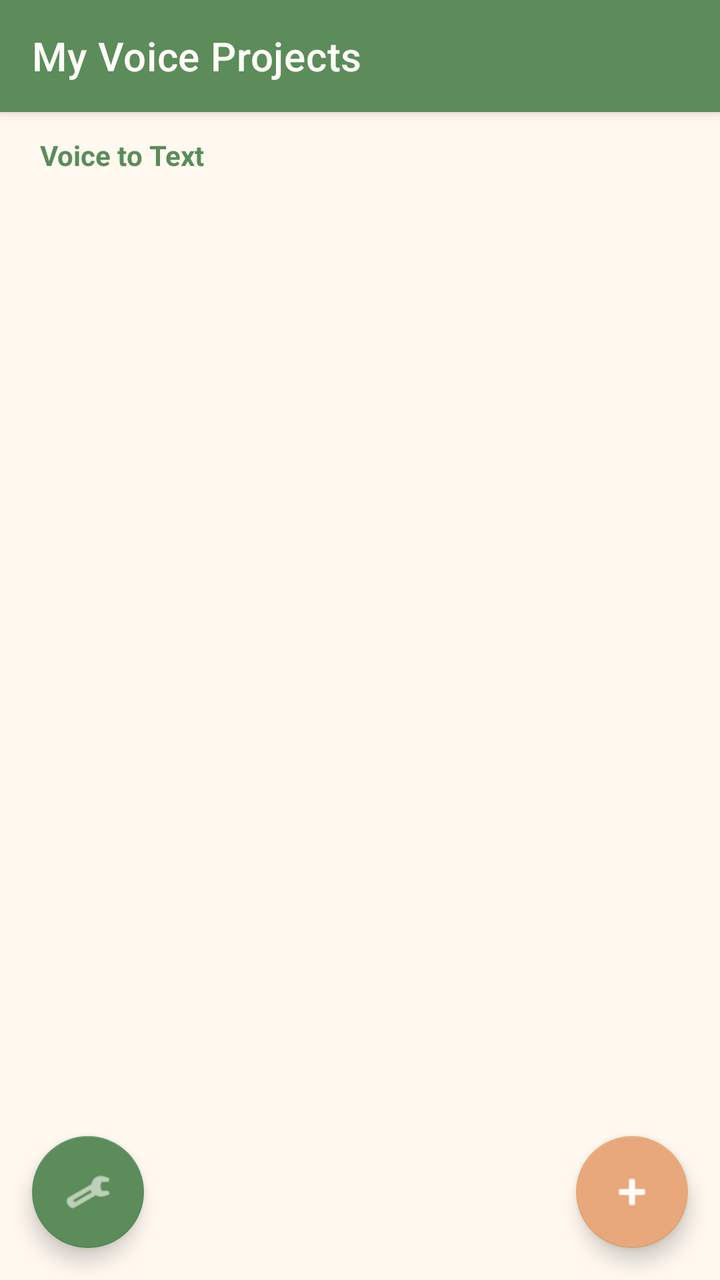
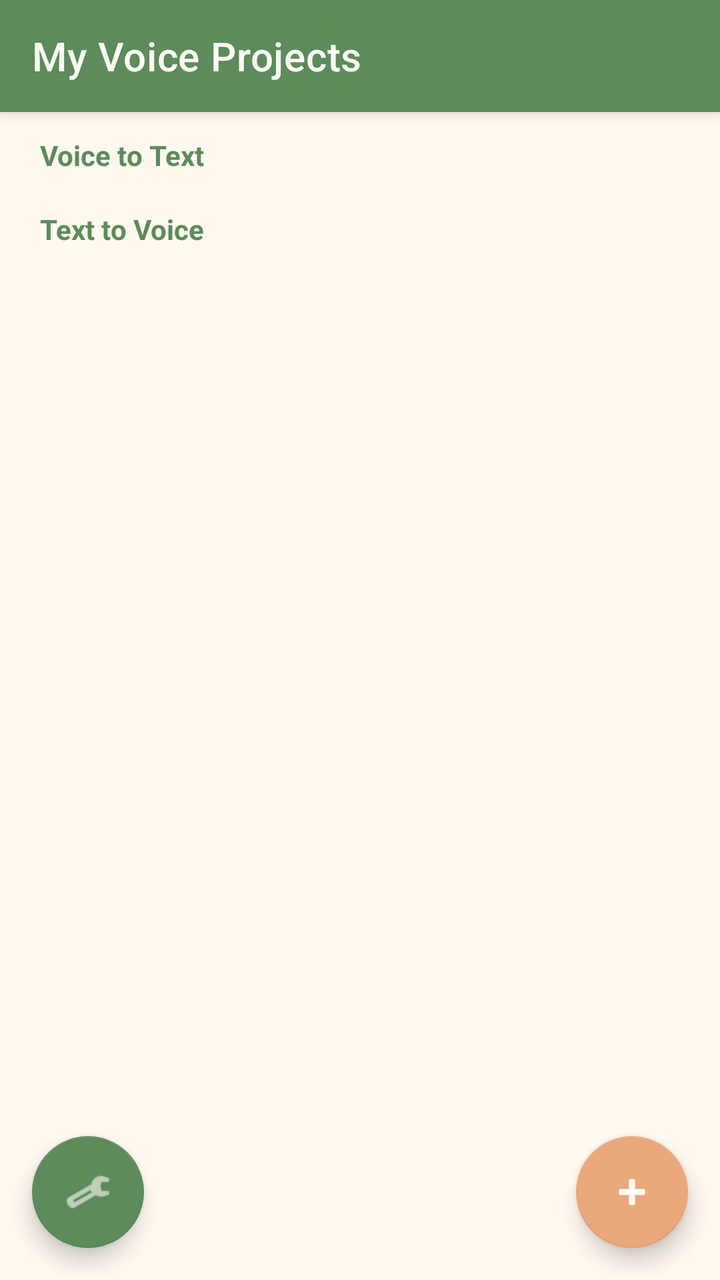

Screens rendered from an Android XML layout before and after an edit, with the pre-edit source and the edit as a unified diff.
<!-- AndroidManifest.xml: application theme Theme.VoiceText -->
<!-- res/layout/activity_main.xml -->
<?xml version="1.0" encoding="utf-8"?>
<androidx.coordinatorlayout.widget.CoordinatorLayout
    xmlns:android="http://schemas.android.com/apk/res/android"
    xmlns:app="http://schemas.android.com/apk/res-auto"
    android:layout_width="match_parent"
    android:layout_height="match_parent"
    android:background="@color/background">

    <LinearLayout
        android:layout_width="match_parent"
        android:layout_height="match_parent"
        android:orientation="vertical">

        <com.google.android.material.appbar.MaterialToolbar
            android:id="@+id/toolbar"
            style="@style/VoiceText.Toolbar"
            android:layout_width="match_parent"
            android:layout_height="?attr/actionBarSize"
            app:title="@string/projects_title"
            app:titleTextColor="@color/white" />

        
        <TextView
            android:id="@+id/btn_transcriptions"
            android:layout_width="match_parent"
            android:layout_height="wrap_content"
            android:layout_marginHorizontal="12dp"
            android:layout_marginTop="4dp"
            android:background="?attr/selectableItemBackground"
            android:clickable="true"
            android:focusable="true"
            android:gravity="center_vertical"
            android:padding="8dp"
            android:text="@string/transcriptions_title"
            android:textColor="@color/primary"
            android:textSize="14sp"
            android:textStyle="bold" />

        <FrameLayout
            android:layout_width="match_parent"
            android:layout_height="match_parent">

            <androidx.recyclerview.widget.RecyclerView
                android:id="@+id/recycler_projects"
                android:layout_width="match_parent"
                android:layout_height="match_parent"
                android:clipToPadding="false"
                android:padding="12dp"
                android:paddingBottom="80dp" />

            <LinearLayout
                android:id="@+id/empty_view"
                android:layout_width="wrap_content"
                android:layout_height="wrap_content"
                android:layout_gravity="center"
                android:gravity="center"
                android:orientation="vertical"
                android:visibility="gone">

                <ImageView
                    android:layout_width="80dp"
                    android:layout_height="80dp"
                    android:alpha="0.4"
                    android:src="@android:drawable/ic_btn_speak_now"
                    app:tint="@color/gray" />

                <TextView
                    android:layout_width="wrap_content"
                    android:layout_height="wrap_content"
                    android:layout_marginTop="16dp"
                    android:gravity="center"
                    android:text="@string/no_projects"
                    android:textColor="@color/text_secondary"
                    android:textSize="15sp" />

            </LinearLayout>

        </FrameLayout>

    </LinearLayout>

    <com.google.android.material.floatingactionbutton.FloatingActionButton
        android:id="@+id/fab_settings"
        style="@style/VoiceText.FAB.Primary"
        android:layout_width="wrap_content"
        android:layout_height="wrap_content"
        android:layout_gravity="bottom|start"
        android:layout_margin="16dp"
        android:src="@android:drawable/ic_menu_preferences"
        app:tint="@color/white" />

    <com.google.android.material.floatingactionbutton.FloatingActionButton
        android:id="@+id/fab_add_project"
        style="@style/VoiceText.FAB"
        android:layout_width="wrap_content"
        android:layout_height="wrap_content"
        android:layout_gravity="bottom|end"
        android:layout_margin="16dp"
        android:src="@android:drawable/ic_input_add"
        app:tint="@color/white" />

</androidx.coordinatorlayout.widget.CoordinatorLayout>
<!-- resources referenced by this layout -->
<resources>
  <color name="background">#FFF9F0</color>
  <color name="gray">#C4BBAF</color>
  <color name="primary">#5B8C5A</color>
  <color name="text_secondary">#7A7568</color>
  <color name="white">#FFFDF7</color>
  <string name="no_projects">No projects yet.\nTap + to create one!</string>
  <string name="projects_title">My Voice Projects</string>
  <string name="transcriptions_title">Voice to Text</string>
  <style name="VoiceText.FAB" parent="Widget.MaterialComponents.FloatingActionButton">
          <item name="backgroundTint">@color/accent</item>
          <item name="tint">@color/white</item>
          <item name="elevation">6dp</item>
      </style>
  <style name="VoiceText.FAB.Primary" parent="VoiceText.FAB">
          <item name="backgroundTint">@color/primary</item>
      </style>
  <style name="VoiceText.Toolbar" parent="Widget.MaterialComponents.Toolbar.Primary">
          <item name="android:background">@color/primary</item>
          <item name="titleTextColor">@color/white</item>
          <item name="android:elevation">4dp</item>
      </style>
  <style name="Theme.VoiceText" parent="Theme.MaterialComponents.DayNight.NoActionBar">
          <item name="colorPrimary">@color/primary</item>
          <item name="colorPrimaryVariant">@color/primary_dark</item>
          <item name="colorOnPrimary">@color/white</item>
          <item name="colorSecondary">@color/accent</item>
          <item name="colorSecondaryVariant">@color/accent_dark</item>
          <item name="colorOnSecondary">@color/white</item>
          <item name="android:statusBarColor">@color/primary_dark</item>
          <item name="android:windowBackground">@color/background</item>
          <item name="android:colorBackground">@color/background</item>
      </style>
  <color name="accent">#E8A87C</color>
  <color name="primary_dark">#4A7A49</color>
  <color name="accent_dark">#D4956B</color>
</resources>

<!-- the commit's change to res/layout/activity_main.xml (unified diff, before → after) -->
@@ -32,6 +32,23 @@
             android:gravity="center_vertical"
             android:padding="8dp"
             android:text="@string/transcriptions_title"
+            android:textColor="@color/primary"
+            android:textSize="14sp"
+            android:textStyle="bold" />
+
+        
+        <TextView
+            android:id="@+id/btn_text_to_voice"
+            android:layout_width="match_parent"
+            android:layout_height="wrap_content"
+            android:layout_marginHorizontal="12dp"
+            android:layout_marginTop="2dp"
+            android:background="?attr/selectableItemBackground"
+            android:clickable="true"
+            android:focusable="true"
+            android:gravity="center_vertical"
+            android:padding="8dp"
+            android:text="@string/text_to_voice"
             android:textColor="@color/primary"
             android:textSize="14sp"
             android:textStyle="bold" />
<!-- resource entries referenced after the edit -->
@@ -7,6 +7,7 @@
   <color name="white">#FFFDF7</color>
   <string name="no_projects">No projects yet.\nTap + to create one!</string>
   <string name="projects_title">My Voice Projects</string>
+  <string name="text_to_voice">Text to Voice</string>
   <string name="transcriptions_title">Voice to Text</string>
   <style name="VoiceText.FAB" parent="Widget.MaterialComponents.FloatingActionButton">
           <item name="backgroundTint">@color/accent</item>
